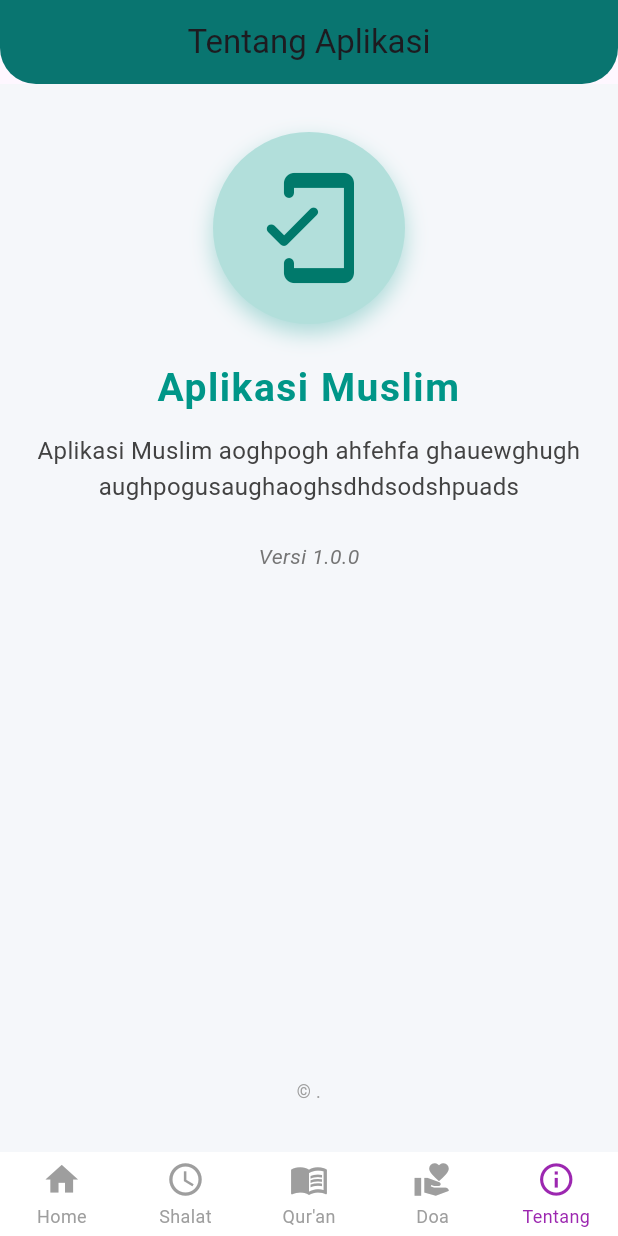
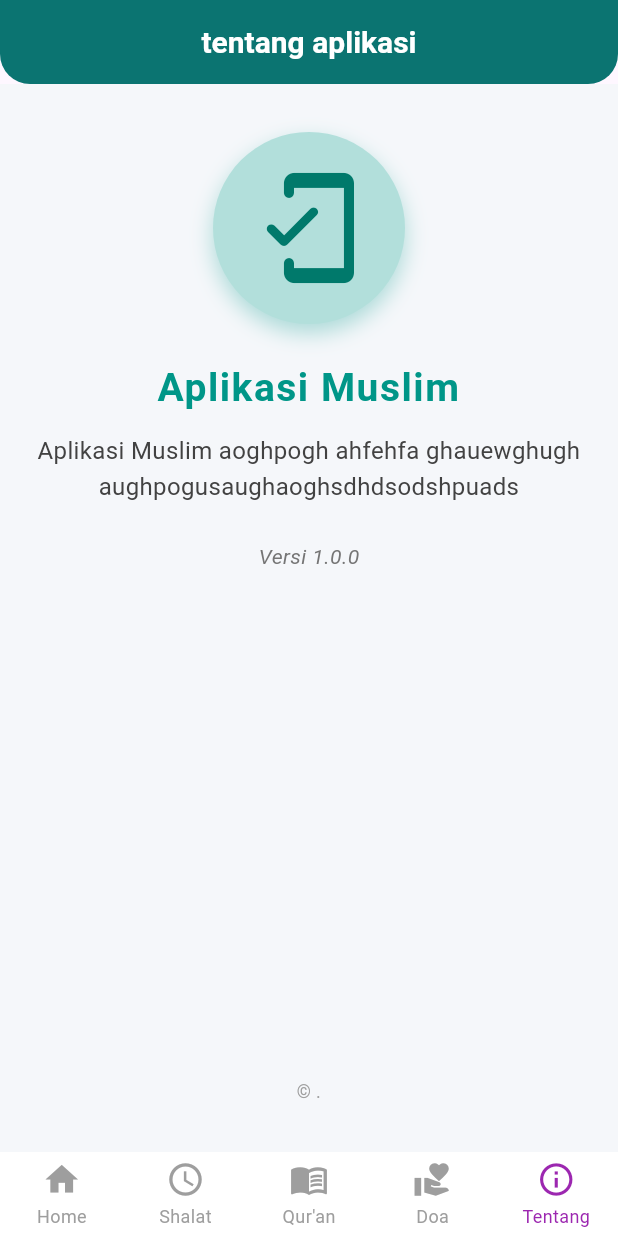
Before and after one commit to Aryawirasatya/muslim_app, a Flutter app: the screen it shows after launch, item 5 of the bottom bar chosen, on a phone screen of 412 x 824 dp. Run offline on Flutter 3.47's test engine with Material 3 defaults, Android fonts, the phone set to English and light mode, and no system bars; drawn by our look-alikes of persistent_bottom_nav_bar; our stand-ins replace flutter_html; network calls fail.

Commit message:
fixing ui

```diff
--- a/lib/views/tentang_aplikasi_screen.dart
+++ b/lib/views/tentang_aplikasi_screen.dart
@@ -7,12 +7,19 @@ class TentangAplikasiScreen extends StatelessWidget {
   Widget build(BuildContext context) {
     return Scaffold(
       appBar: AppBar(
-        title: const Text("Tentang Aplikasi"),
+        title: const Text(
+          "tentang aplikasi",
+          style: TextStyle(
+            color: Colors.white, // Ganti warna sesuai keinginan
+            fontSize: 20, // Sesuaikan ukuran teks jika diperlukan
+            fontWeight: FontWeight.bold, // Tambahkan efek bold jika diinginkan
+          ),
+        ),
         backgroundColor: Colors.teal.shade700,
-        elevation: 4,
         centerTitle: true,
+        elevation: 6,
         shape: const RoundedRectangleBorder(
-          borderRadius: BorderRadius.vertical(bottom: Radius.circular(24)),
+          borderRadius: BorderRadius.vertical(bottom: Radius.circular(20)),
         ),
       ),
       body: Container(
```
Also changed, not shown: lib/views/jadwal_shalat_screen.dart (+9 -2 lines), lib/views/list_doa_screen.dart (+38 -10 lines), lib/views/list_surah_screen.dart (+13 -5 lines).
